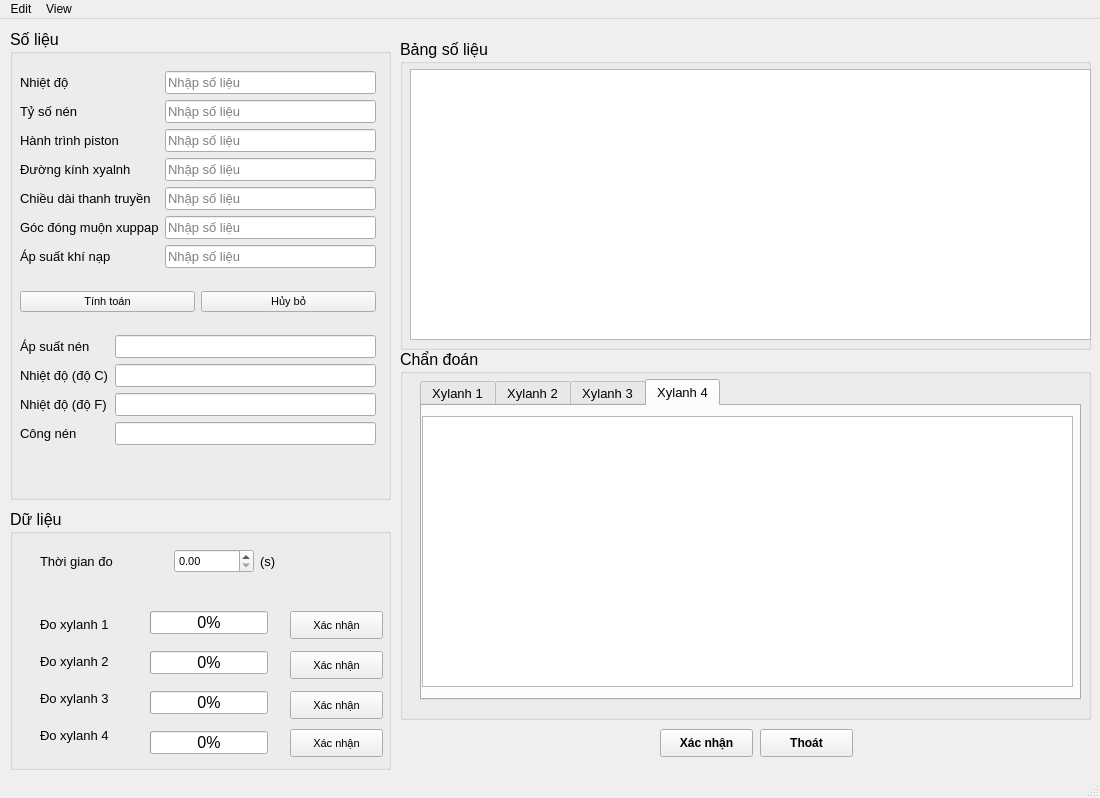
Above: GUI/GUImain.ui from Phamthinh02/Luan_van before the change. Below: the same form after it.
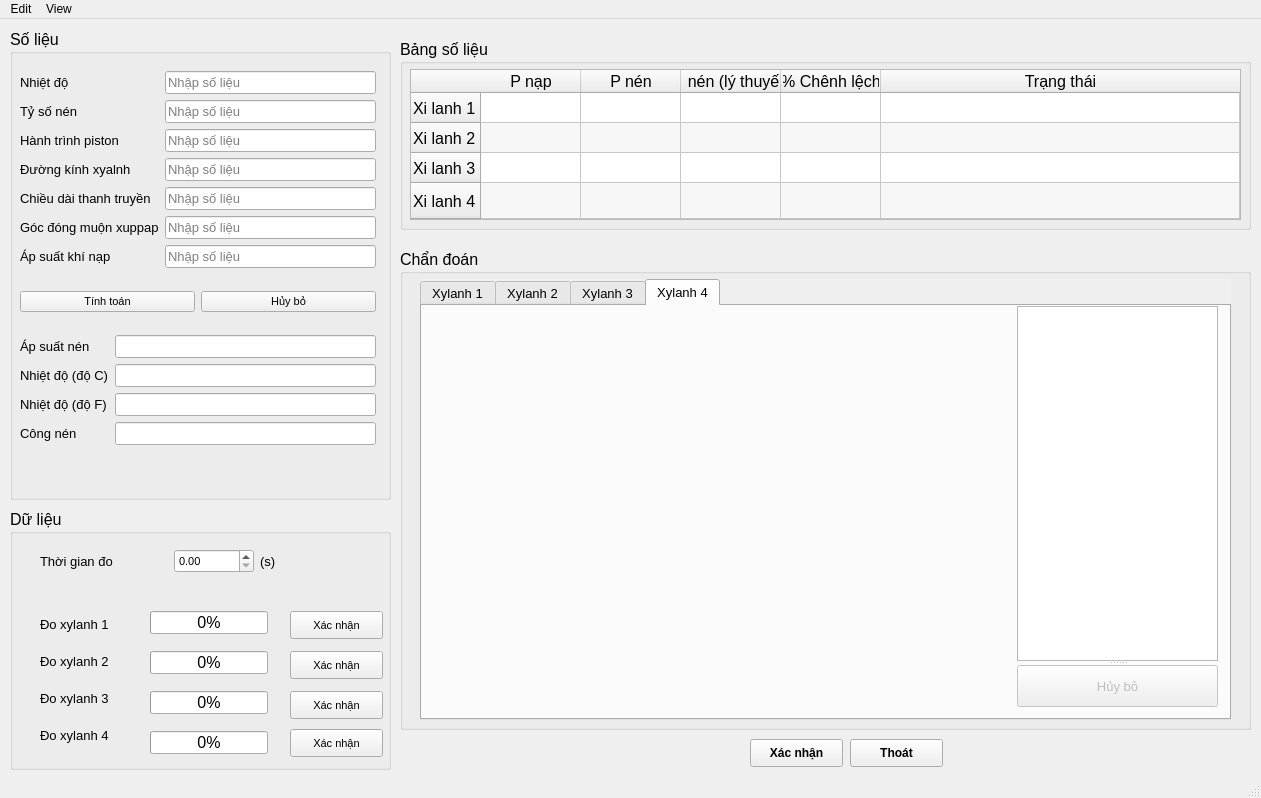
That is the form after the change. The open tabs and pages were chosen to show the change.

```diff
--- a/GUI/GUImain.ui
+++ b/GUI/GUImain.ui
@@ -6,7 +6,7 @@
    <rect>
     <x>0</x>
     <y>0</y>
-    <width>1100</width>
+    <width>1261</width>
     <height>798</height>
    </rect>
   </property>
@@ -622,8 +622,8 @@
      <rect>
       <x>400</x>
       <y>20</y>
-      <width>691</width>
-      <height>311</height>
+      <width>851</width>
+      <height>191</height>
      </rect>
     </property>
     <property name="font">
@@ -639,17 +639,282 @@
       <rect>
        <x>10</x>
        <y>30</y>
-       <width>681</width>
-       <height>271</height>
+       <width>831</width>
+       <height>151</height>
       </rect>
      </property>
+     <property name="layoutDirection">
+      <enum>Qt::LeftToRight</enum>
+     </property>
+     <property name="autoFillBackground">
+      <bool>false</bool>
+     </property>
+     <property name="frameShape">
+      <enum>QFrame::StyledPanel</enum>
+     </property>
+     <property name="frameShadow">
+      <enum>QFrame::Sunken</enum>
+     </property>
+     <property name="sizeAdjustPolicy">
+      <enum>QAbstractScrollArea::AdjustToContents</enum>
+     </property>
+     <property name="tabKeyNavigation">
+      <bool>true</bool>
+     </property>
+     <property name="showDropIndicator" stdset="0">
+      <bool>true</bool>
+     </property>
+     <property name="dragEnabled">
+      <bool>false</bool>
+     </property>
+     <property name="dragDropOverwriteMode">
+      <bool>true</bool>
+     </property>
+     <property name="alternatingRowColors">
+      <bool>true</bool>
+     </property>
+     <property name="horizontalScrollMode">
+      <enum>QAbstractItemView::ScrollPerItem</enum>
+     </property>
+     <property name="sortingEnabled">
+      <bool>true</bool>
+     </property>
+     <attribute name="horizontalHeaderCascadingSectionResizes">
+      <bool>true</bool>
+     </attribute>
+     <attribute name="horizontalHeaderMinimumSectionSize">
+      <number>34</number>
+     </attribute>
+     <attribute name="horizontalHeaderShowSortIndicator" stdset="0">
+      <bool>true</bool>
+     </attribute>
+     <attribute name="horizontalHeaderStretchLastSection">
+      <bool>true</bool>
+     </attribute>
+     <attribute name="verticalHeaderVisible">
+      <bool>true</bool>
+     </attribute>
+     <attribute name="verticalHeaderCascadingSectionResizes">
+      <bool>true</bool>
+     </attribute>
+     <attribute name="verticalHeaderShowSortIndicator" stdset="0">
+      <bool>true</bool>
+     </attribute>
+     <attribute name="verticalHeaderStretchLastSection">
+      <bool>true</bool>
+     </attribute>
+     <row>
+      <property name="text">
+       <string>Xi lanh 1</string>
+      </property>
+     </row>
+     <row>
+      <property name="text">
+       <string>Xi lanh 2</string>
+      </property>
+     </row>
+     <row>
+      <property name="text">
+       <string>Xi lanh 3</string>
+      </property>
+     </row>
+     <row>
+      <property name="text">
+       <string>Xi lanh 4</string>
+      </property>
+     </row>
+     <column>
+      <property name="text">
+       <string>P nạp</string>
+      </property>
+     </column>
+     <column>
+      <property name="text">
+       <string>P nén</string>
+      </property>
+     </column>
+     <column>
+      <property name="text">
+       <string>P nén (lý thuyết)</string>
+      </property>
+     </column>
+     <column>
+      <property name="text">
+       <string>% Chênh lệch</string>
+      </property>
+     </column>
+     <column>
+      <property name="text">
+       <string>Trạng thái</string>
+      </property>
+     </column>
+     <item row="0" column="0">
+      <property name="text">
+       <string/>
+      </property>
+      <property name="flags">
+       <set>ItemIsSelectable|ItemIsDragEnabled|ItemIsDropEnabled|ItemIsUserCheckable|ItemIsEnabled</set>
+      </property>
+     </item>
+     <item row="0" column="1">
+      <property name="text">
+       <string/>
+      </property>
+      <property name="flags">
+       <set>ItemIsSelectable|ItemIsDragEnabled|ItemIsDropEnabled|ItemIsUserCheckable|ItemIsEnabled</set>
+      </property>
+     </item>
+     <item row="0" column="2">
+      <property name="text">
+       <string/>
+      </property>
+      <property name="flags">
+       <set>ItemIsSelectable|ItemIsDragEnabled|ItemIsDropEnabled|ItemIsUserCheckable|ItemIsEnabled</set>
+      </property>
+     </item>
+     <item row="0" column="3">
+      <property name="text">
+       <string/>
+      </property>
+      <property name="flags">
+       <set>ItemIsSelectable|ItemIsDragEnabled|ItemIsDropEnabled|ItemIsUserCheckable|ItemIsEnabled</set>
+      </property>
+     </item>
+     <item row="0" column="4">
+      <property name="text">
+       <string/>
+      </property>
+      <property name="flags">
+       <set>ItemIsSelectable|ItemIsDragEnabled|ItemIsDropEnabled|ItemIsUserCheckable|ItemIsEnabled</set>
+      </property>
+     </item>
+     <item row="1" column="0">
+      <property name="text">
+       <string/>
+      </property>
+      <property name="flags">
+       <set>ItemIsSelectable|ItemIsDragEnabled|ItemIsDropEnabled|ItemIsUserCheckable|ItemIsEnabled</set>
+      </property>
+     </item>
+     <item row="1" column="1">
+      <property name="text">
+       <string/>
+      </property>
+      <property name="flags">
+       <set>ItemIsSelectable|ItemIsDragEnabled|ItemIsDropEnabled|ItemIsUserCheckable|ItemIsEnabled</set>
+      </property>
+     </item>
+     <item row="1" column="2">
+      <property name="text">
+       <string/>
+      </property>
+      <property name="flags">
+       <set>ItemIsSelectable|ItemIsDragEnabled|ItemIsDropEnabled|ItemIsUserCheckable|ItemIsEnabled</set>
+      </property>
+     </item>
+     <item row="1" column="3">
+      <property name="text">
+       <string/>
+      </property>
+      <property name="flags">
+       <set>ItemIsSelectable|ItemIsDragEnabled|ItemIsDropEnabled|ItemIsUserCheckable|ItemIsEnabled</set>
+      </property>
+     </item>
+     <item row="1" column="4">
+      <property name="text">
+       <string/>
+      </property>
+      <property name="flags">
+       <set>ItemIsSelectable|ItemIsDragEnabled|ItemIsDropEnabled|ItemIsUserCheckable|ItemIsEnabled</set>
+      </property>
+     </item>
+     <item row="2" column="0">
+      <property name="text">
+       <string/>
+      </property>
+      <property name="flags">
+       <set>ItemIsSelectable|ItemIsDragEnabled|ItemIsDropEnabled|ItemIsUserCheckable|ItemIsEnabled</set>
+      </property>
+     </item>
+     <item row="2" column="1">
+      <property name="text">
+       <string/>
+      </property>
+      <property name="flags">
+       <set>ItemIsSelectable|ItemIsDragEnabled|ItemIsDropEnabled|ItemIsUserCheckable|ItemIsEnabled</set>
+      </property>
+     </item>
+     <item row="2" column="2">
+      <property name="text">
+       <string/>
+      </property>
+      <property name="flags">
+       <set>ItemIsSelectable|ItemIsDragEnabled|ItemIsDropEnabled|ItemIsUserCheckable|ItemIsEnabled</set>
+      </property>
+     </item>
+     <item row="2" column="3">
+      <property name="text">
+       <string/>
+      </property>
+      <property name="flags">
+       <set>ItemIsSelectable|ItemIsDragEnabled|ItemIsDropEnabled|ItemIsUserCheckable|ItemIsEnabled</set>
+      </property>
+     </item>
+     <item row="2" column="4">
+      <property name="text">
+       <string/>
+      </property>
+      <property name="flags">
+       <set>ItemIsSelectable|ItemIsDragEnabled|ItemIsDropEnabled|ItemIsUserCheckable|ItemIsEnabled</set>
+      </property>
+     </item>
+     <item row="3" column="0">
+      <property name="text">
+       <string/>
+      </property>
+      <property name="flags">
+       <set>ItemIsSelectable|ItemIsDragEnabled|ItemIsDropEnabled|ItemIsUserCheckable|ItemIsEnabled</set>
+      </property>
+     </item>
+     <item row="3" column="1">
+      <property name="text">
+       <string/>
+      </property>
+      <property name="flags">
+       <set>ItemIsSelectable|ItemIsDragEnabled|ItemIsDropEnabled|ItemIsUserCheckable|ItemIsEnabled</set>
+      </property>
+     </item>
+     <item row="3" column="2">
+      <property name="text">
+       <string/>
+      </property>
+      <property name="flags">
+       <set>ItemIsSelectable|ItemIsDragEnabled|ItemIsDropEnabled|ItemIsUserCheckable|ItemIsEnabled</set>
+      </property>
+     </item>
+     <item row="3" column="3">
+      <property name="text">
+       <string/>
+      </property>
+      <property name="flags">
+       <set>ItemIsSelectable|ItemIsDragEnabled|ItemIsDropEnabled|ItemIsUserCheckable|ItemIsEnabled</set>
+      </property>
+     </item>
+     <item row="3" column="4">
+      <property name="text">
+       <string/>
+      </property>
+      <property name="flags">
+       <set>ItemIsSelectable|ItemIsDragEnabled|ItemIsDropEnabled|ItemIsUserCheckable|ItemIsEnabled</set>
+      </property>
+     </item>
     </widget>
    </widget>
    <widget class="QPushButton" name="BT_cancel">
     <property name="geometry">
      <rect>
-      <x>760</x>
-      <y>710</y>
+      <x>850</x>
+      <y>720</y>
       <width>93</width>
       <height>28</height>
      </rect>
@@ -667,8 +932,8 @@
    <widget class="QPushButton" name="BT_confirm">
     <property name="geometry">
      <rect>
-      <x>660</x>
-      <y>710</y>
+      <x>750</x>
+      <y>720</y>
       <width>93</width>
       <height>28</height>
      </rect>
@@ -687,9 +952,9 @@
     <property name="geometry">
      <rect>
       <x>400</x>
-      <y>330</y>
-      <width>691</width>
-      <height>371</height>
+      <y>230</y>
+      <width>851</width>
+      <height>481</height>
      </rect>
     </property>
     <property name="font">
@@ -700,13 +965,16 @@
     <property name="title">
      <string>Chẩn đoán</string>
     </property>
-    <widget class="QTabWidget" name="grap_xylanh">
+    <widget class="QTabWidget" name="TbW_diagnoses">
+     <property name="enabled">
+      <bool>true</bool>
+     </property>
      <property name="geometry">
       <rect>
        <x>20</x>
        <y>30</y>
-       <width>661</width>
-       <height>321</height>
+       <width>811</width>
+       <height>441</height>
       </rect>
      </property>
      <property name="font">
@@ -714,6 +982,9 @@
        <pointsize>10</pointsize>
       </font>
      </property>
+     <property name="autoFillBackground">
+      <bool>true</bool>
+     </property>
      <property name="currentIndex">
       <number>0</number>
      </property>
@@ -766,15 +1037,64 @@
       <attribute name="title">
        <string>Xylanh 4</string>
       </attribute>
-      <widget class="QGraphicsView" name="grap_xylanh4">
+      <widget class="QWidget" name="W_xilanh4" native="true">
        <property name="geometry">
         <rect>
          <x>0</x>
-         <y>10</y>
-         <width>651</width>
-         <height>271</height>
+         <y>0</y>
+         <width>801</width>
+         <height>401</height>
         </rect>
        </property>
+       <property name="autoFillBackground">
+        <bool>false</bool>
+       </property>
+       <widget class="QWidget" name="W_graph_xilanh4" native="true">
+        <property name="geometry">
+         <rect>
+          <x>0</x>
+          <y>0</y>
+          <width>590</width>
+          <height>400</height>
+         </rect>
+        </property>
+       </widget>
+       <widget class="QSplitter" name="splitter_4">
+        <property name="geometry">
+         <rect>
+          <x>595</x>
+          <y>0</y>
+          <width>201</width>
+          <height>401</height>
+         </rect>
+        </property>
+        <property name="orientation">
+         <enum>Qt::Vertical</enum>
+        </property>
+        <widget class="QTextEdit" name="TE_diagnoses_xilanh4">
+         <property name="enabled">
+          <bool>true</bool>
+         </property>
+         <property name="readOnly">
+          <bool>true</bool>
+         </property>
+         <property name="html">
+          <string>&lt;!DOCTYPE HTML PUBLIC &quot;-//W3C//DTD HTML 4.0//EN&quot; &quot;http://www.w3.org/TR/REC-html40/strict.dtd&quot;&gt;
+&lt;html&gt;&lt;head&gt;&lt;meta name=&quot;qrichtext&quot; content=&quot;1&quot; /&gt;&lt;style type=&quot;text/css&quot;&gt;
+p, li { white-space: pre-wrap; }
+&lt;/style&gt;&lt;/head&gt;&lt;body style=&quot; font-family:'Sans Serif'; font-size:10pt; font-weight:400; font-style:normal;&quot;&gt;
+&lt;p style=&quot;-qt-paragraph-type:empty; margin-top:0px; margin-bottom:0px; margin-left:0px; margin-right:0px; -qt-block-indent:0; text-indent:0px;&quot;&gt;&lt;br /&gt;&lt;/p&gt;&lt;/body&gt;&lt;/html&gt;</string>
+         </property>
+        </widget>
+        <widget class="QPushButton" name="BT_xilanh4_cancel">
+         <property name="enabled">
+          <bool>false</bool>
+         </property>
+         <property name="text">
+          <string>Hủy bỏ</string>
+         </property>
+        </widget>
+       </widget>
       </widget>
      </widget>
     </widget>
@@ -785,8 +1105,8 @@
     <rect>
      <x>0</x>
      <y>0</y>
-     <width>1100</width>
-     <height>26</height>
+     <width>1261</width>
+     <height>20</height>
     </rect>
    </property>
    <widget class="QMenu" name="menuEdit">
```
Left out of the diff: 150 changed lines with no effect on the pictures.
